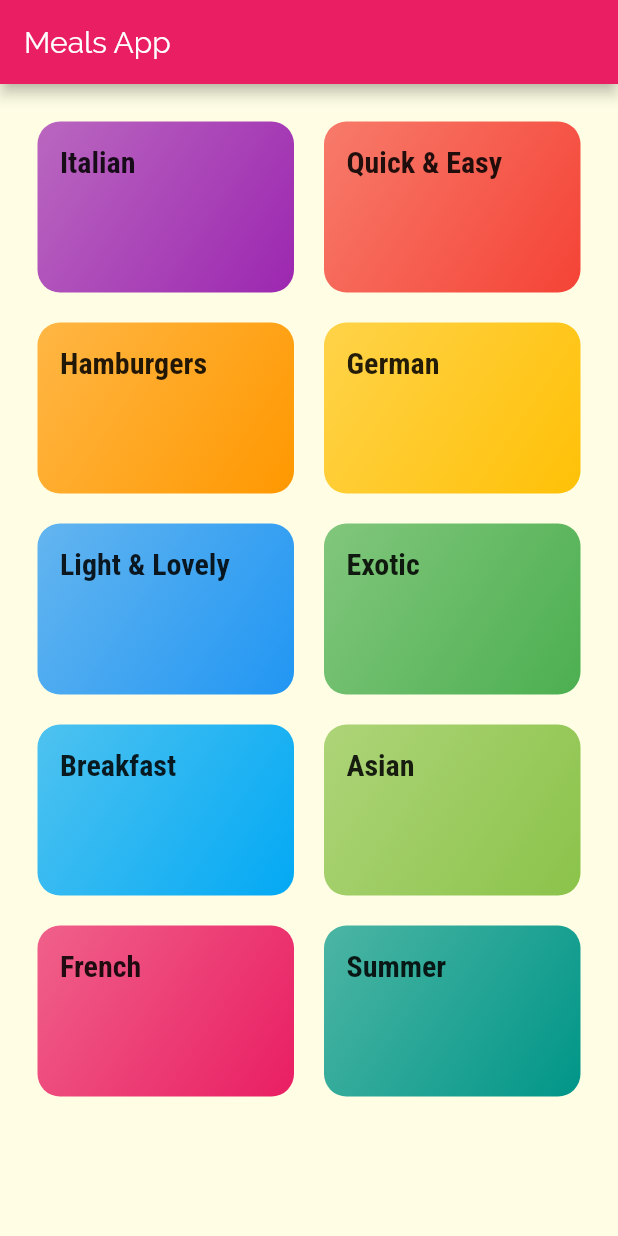
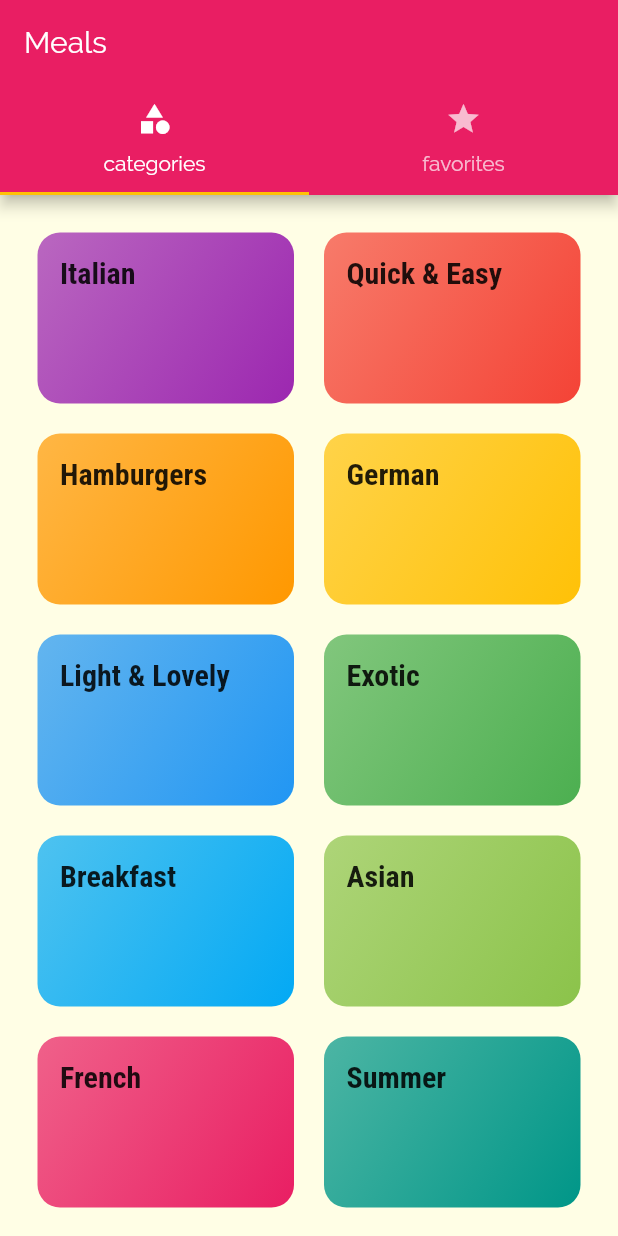
Before and after one commit to khalilpan/flutter_meals_app, a Flutter app: the screen it shows after launch, on a phone screen of 412 x 824 dp. Run offline on Flutter 3.47's test engine with Material 2 defaults, Android fonts, the phone set to English and light mode, and no system bars.

Commit message:
adding tabs 'categories' and 'favorites'

```diff
--- a/lib/main.dart
+++ b/lib/main.dart
@@ -1,6 +1,7 @@
 import 'package:flutter/material.dart';
 import 'package:meals_app/screens/category_meals_screen.dart';
 import 'package:meals_app/screens/meal_detail_screen.dart';
+import 'package:meals_app/screens/tabs_screen.dart';
 import 'screens/categories_screen.dart';
 
 void main() {
@@ -32,8 +33,9 @@ class MyApp extends StatelessWidget {
               ),
             ),
       ),
-      home: CategoriesScreen(),
+      // home: CategoriesScreen(),
       routes: {
+        '/': (cts) => TabsScreen(),
         CategoriesScreen.routeName: (ctx) => CategoryMealsScreen(),
         MealDetailScreen.routeName: (ctx) => MealDetailScreen(),
       },
--- a/lib/screens/categories_screen.dart
+++ b/lib/screens/categories_screen.dart
@@ -9,11 +9,7 @@ class CategoriesScreen extends StatelessWidget {
 
   @override
   Widget build(BuildContext context) {
-    return Scaffold(
-      appBar: AppBar(
-        title: Text('Meals App'),
-      ),
-      body: GridView(
+    return GridView(
       padding: const EdgeInsets.all(25),
       gridDelegate: SliverGridDelegateWithMaxCrossAxisExtent(
         maxCrossAxisExtent: 200,
@@ -26,7 +22,6 @@ class CategoriesScreen extends StatelessWidget {
             (item) => CategoryItem(item.id, item.title, item.color),
           )
           .toList(),
-      ),
     );
   }
 }
--- /dev/null
+++ b/lib/screens/favorites_screen.dart
@@ -0,0 +1,12 @@
+import 'package:flutter/material.dart';
+
+class FavoritesScreen extends StatelessWidget {
+  const FavoritesScreen({key}) : super(key: key);
+
+  @override
+  Widget build(BuildContext context) {
+    return Center(
+      child: Text('Favorites'),
+    );
+  }
+}
--- /dev/null
+++ b/lib/screens/tabs_screen.dart
@@ -0,0 +1,40 @@
+import 'package:flutter/material.dart';
+import 'package:meals_app/screens/categories_screen.dart';
+import 'package:meals_app/screens/favorites_screen.dart';
+
+class TabsScreen extends StatefulWidget {
+  const TabsScreen({key}) : super(key: key);
+
+  @override
+  _TabsScreenState createState() => _TabsScreenState();
+}
+
+class _TabsScreenState extends State<TabsScreen> {
+  @override
+  Widget build(BuildContext context) {
+    return DefaultTabController(
+        length: 2,
+        initialIndex: 0,
+        child: Scaffold(
+          appBar: AppBar(
+            title: Text('Meals'),
+            bottom: TabBar(tabs: [
+              Tab(
+                icon: Icon(Icons.category),
+                text: 'categories',
+              ),
+              Tab(
+                icon: Icon(Icons.star),
+                text: 'favorites',
+              ),
+            ]),
+          ),
+          body: TabBarView(
+            children: [
+              CategoriesScreen(),
+              FavoritesScreen(),
+            ],
+          ),
+        ));
+  }
+}
```
Lines whose indentation alone changed are shown as unchanged.
